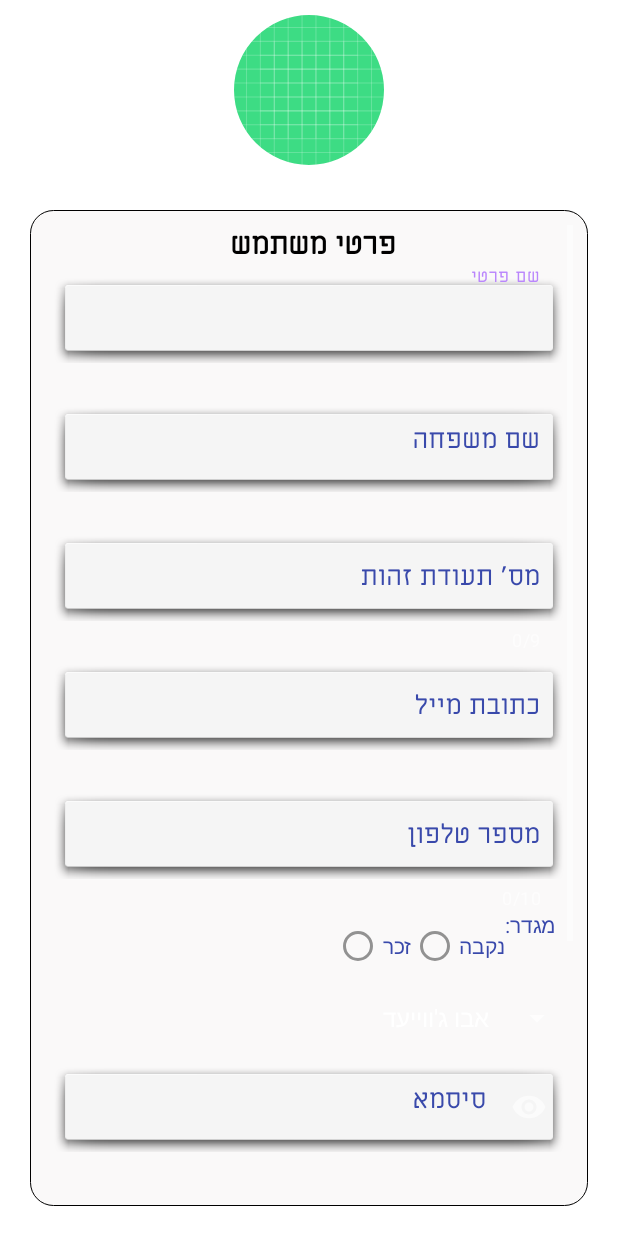
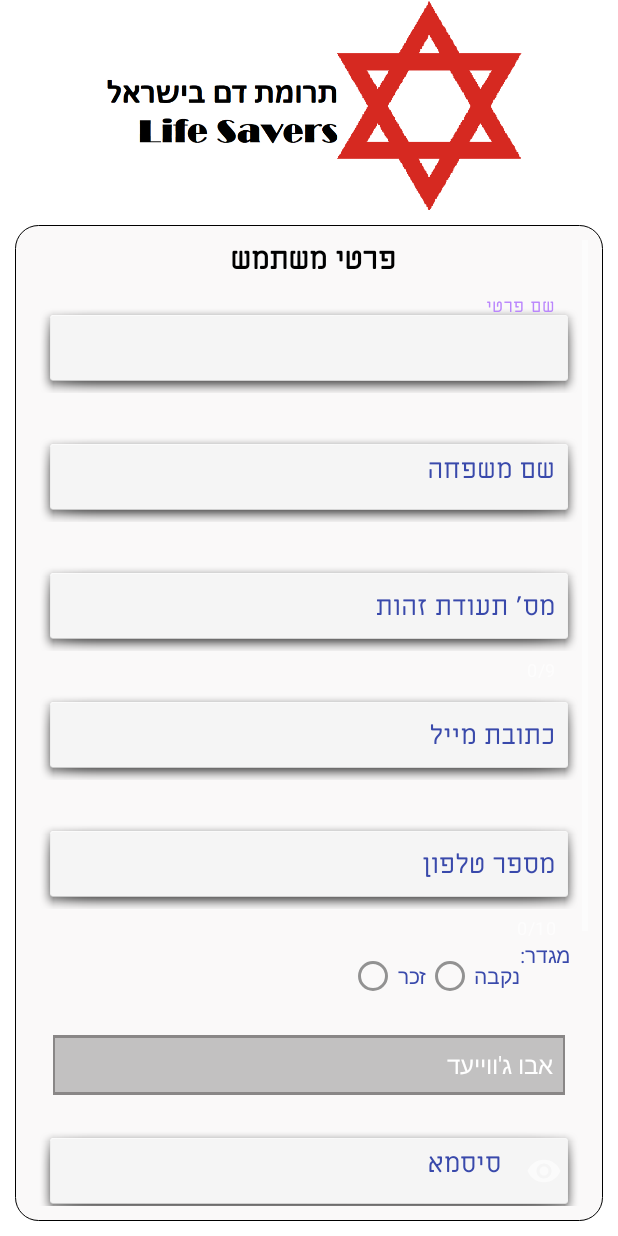
Before and after one commit to talzaidman5/TalProject, an Android app: the ActivitySignUpPage screen opened directly, with no data from a screen before it, on a phone screen of 412 x 824 dp. Run offline under Robolectric (Android 15) with nearby library versions, the phone set to English and light mode, and no system bars; our stand-ins replace Firebase (no records; nobody signed in at launch, a user with empty details on screens opened directly); libraries missing offline, so code that uses them is left out: com.github.drjacky.imagepicker.

Commit message:
add new images

```diff
--- a/app/src/main/res/drawable/spinner.xml
+++ b/app/src/main/res/drawable/spinner.xml
@@ -7,8 +7,8 @@
         <inset android:insetLeft="-1dp" android:insetRight="-1dp">
             <shape android:shape="rectangle">
                 <stroke android:width="2dp"
-                    android:color="#939191" />
-                <solid android:color="#f0f0f0" />
+                    android:color="#898787" />
+                <solid android:color="#C2C1C1" />
             </shape>
         </inset>
     </item>
--- a/app/src/main/res/layout/activity_sign_up_page.xml
+++ b/app/src/main/res/layout/activity_sign_up_page.xml
@@ -8,27 +8,19 @@
     tools:context=".activitis.ActivitySignUpPage">
 
     <ImageView
-        android:id="@+id/img"
+        android:id="@+id/logo"
         android:layout_width="match_parent"
-        android:layout_height="200dp"
+        android:layout_height="140dp"
+        android:src="@drawable/logo_new"
         android:layout_alignParentTop="true" />
-
-    <com.google.android.material.imageview.ShapeableImageView
-        android:id="@+id/sign_up_IMG_logo"
-        android:layout_width="100dp"
-        android:layout_height="100dp"
-        android:layout_centerHorizontal="true"
-        android:layout_margin="10dp"
-        android:src="@drawable/ic_launcher_background"
-        app:shapeAppearanceOverlay="@style/circleImageView" />
 
 
     <ScrollView
         android:layout_width="match_parent"
         android:layout_height="wrap_content"
         android:layout_above="@+id/signUp_BTN_signUp"
-        android:layout_below="@id/sign_up_IMG_logo"
-        android:layout_margin="20dp"
+        android:layout_below="@id/logo"
+        android:layout_margin="10dp"
         android:background="@drawable/corners"
         tools:ignore="NotSibling">
 
@@ -51,6 +43,7 @@
                 android:textSize="20dp"
                 android:textStyle="bold" />
 
+
             <com.google.android.material.textfield.TextInputLayout
                 android:id="@+id/signUp_EDT_firstName"
                 style="@style/Widget.MaterialComponents.TextInputLayout.OutlinedBox.Dense"
@@ -60,6 +53,7 @@
                 android:hint="שם פרטי"
                 android:outlineAmbientShadowColor="@color/blue"
                 android:textColorHint="@color/blue"
+                android:layout_marginTop="10dp"
                 app:endIconMode="clear_text"
                 app:errorEnabled="true">
 
@@ -231,11 +225,13 @@
             <Spinner
                 android:id="@+id/signUp_EDT_city"
                 android:layout_width="match_parent"
-                android:layout_height="wrap_content"
+                android:layout_height="40dp"
                 android:fontFamily="@font/regular"
                 android:outlineAmbientShadowColor="@color/black"
                 android:outlineSpotShadowColor="@color/black"
                 android:textColor="@color/black"
+                android:background="@drawable/spinner"
+                android:layout_margin="15dp"
                 android:textSize="18dp" />
 
 
--- a/app/src/main/res/layout/activity_user_menu.xml
+++ b/app/src/main/res/layout/activity_user_menu.xml
@@ -32,7 +32,7 @@
         android:layout_height="match_parent"
         android:layout_below="@+id/logo"
         android:background="@color/white"
-        android:layout_marginTop="60dp"
+        android:layout_marginTop="40dp"
         android:layout_centerInParent="true">
 
         <LinearLayout
```
Also changed, not shown: app/src/main/java/com/example/project/activitis/ActivitySignUpPage.java (+6 -103 lines), app/src/main/java/com/example/project/activitis/client/ActivityMyProfile.java (+1 -75 lines), app/src/main/java/com/example/project/data/User.java (+1 -10 lines), app/src/main/res/layout/activity_my_profile.xml (+8 -14 lines), app/src/main/res/drawable/logo_new.png.
